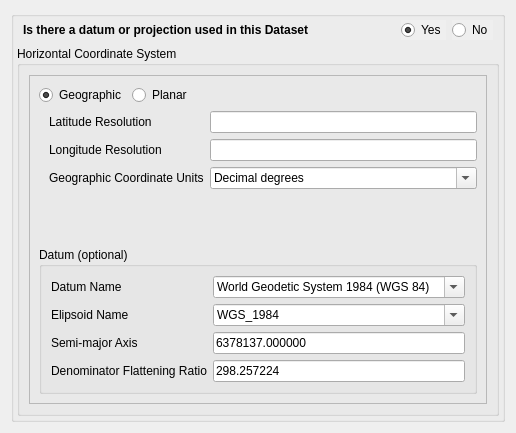
DOI-USGS/fort-pymdwizard, file pymdwizard/gui/ui_files/spref.ui: the form before one commit.
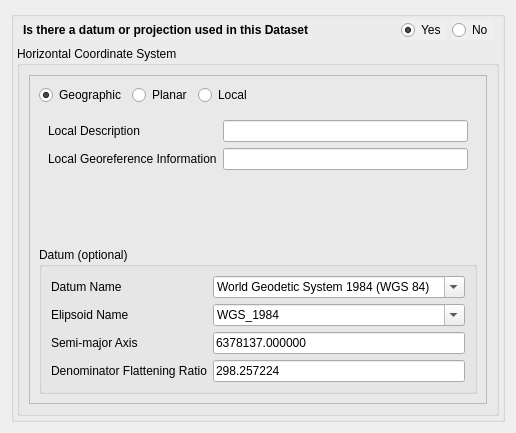
The form after the commit. The open tabs and pages were chosen to show the change.

```diff
--- a/pymdwizard/gui/ui_files/spref.ui
+++ b/pymdwizard/gui/ui_files/spref.ui
@@ -136,6 +136,13 @@
                   </property>
                  </widget>
                 </item>
+                <item>
+                 <widget class="QRadioButton" name="btn_local">
+                  <property name="text">
+                   <string>Local</string>
+                  </property>
+                 </widget>
+                </item>
                 <item>
                  <spacer name="horizontalSpacer">
                   <property name="orientation">
@@ -175,7 +182,11 @@
                    </widget>
                   </item>
                   <item row="1" column="1">
-                   <widget class="QLineEdit" name="fgdc_latres"/>
+                   <widget class="QLineEdit" name="fgdc_latres">
+                    <property name="text">
+                     <string>0.0001</string>
+                    </property>
+                   </widget>
                   </item>
                   <item row="2" column="0">
                    <widget class="QLabel" name="label_2">
@@ -185,7 +196,11 @@
                    </widget>
                   </item>
                   <item row="2" column="1">
-                   <widget class="QLineEdit" name="fgdc_longres"/>
+                   <widget class="QLineEdit" name="fgdc_longres">
+                    <property name="text">
+                     <string>0.0001</string>
+                    </property>
+                   </widget>
                   </item>
                   <item row="3" column="0">
                    <widget class="QLabel" name="label_3">
@@ -303,7 +318,7 @@
                      </widget>
                     </item>
                     <item>
-                     <widget class="QRadioButton" name="btn_local">
+                     <widget class="QRadioButton" name="btn_localp">
                       <property name="text">
                        <string>Local Planar</string>
                       </property>
@@ -424,6 +439,30 @@
                   </item>
                  </layout>
                 </widget>
+                <widget class="QWidget" name="page">
+                 <layout class="QFormLayout" name="formLayout_7">
+                  <item row="0" column="0">
+                   <widget class="QLabel" name="label_12">
+                    <property name="text">
+                     <string>Local Description</string>
+                    </property>
+                   </widget>
+                  </item>
+                  <item row="0" column="1">
+                   <widget class="QLineEdit" name="fgdc_localdes_2"/>
+                  </item>
+                  <item row="1" column="0">
+                   <widget class="QLabel" name="label_14">
+                    <property name="text">
+                     <string>Local Georeference Information</string>
+                    </property>
+                   </widget>
+                  </item>
+                  <item row="1" column="1">
+                   <widget class="QLineEdit" name="fgdc_localgeo_2"/>
+                  </item>
+                 </layout>
+                </widget>
                </widget>
               </item>
              </layout>
```
Left out of the diff: 37 changed lines with no effect on the pictures.
